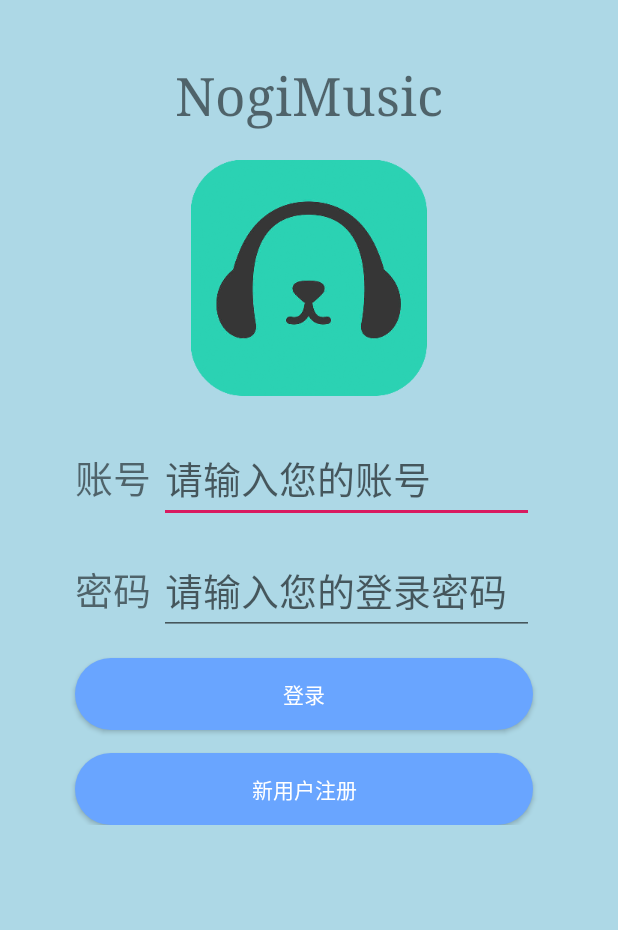
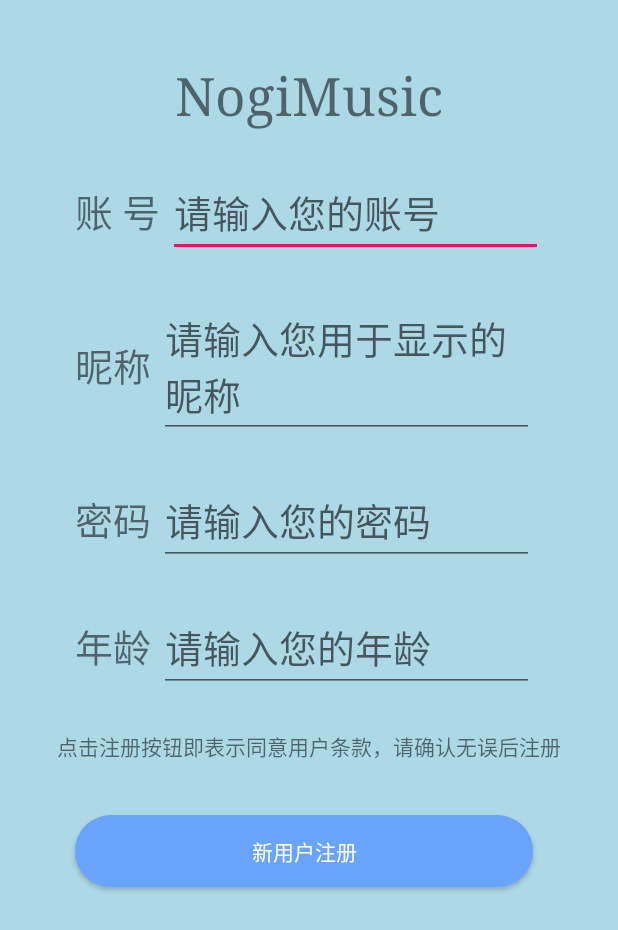
Before and after one commit to Xf-asuka-miona-yoda/NogiMusic, an Android app: the screen it shows after launch (MainActivity before the commit, RegisterActivity after it), after a tap on "新用户注册", on a phone screen of 412 x 824 dp. Shown: the top 930 px of the screen. Run offline under Robolectric (Android 15) with nearby library versions, the light colour scheme and no system bars.

Commit message:
4th commit

```diff
--- a/app/src/main/AndroidManifest.xml
+++ b/app/src/main/AndroidManifest.xml
@@ -11,9 +11,10 @@
         android:roundIcon="@mipmap/ic_launcher_round"
         android:supportsRtl="true"
         android:theme="@style/AppTheme">
+        <activity android:name=".RegisterActivity"></activity>
         <activity
             android:name=".HomeActivity"
-            android:label="@string/title_activity_home"></activity>
+            android:label="@string/title_activity_home" />
         <activity android:name=".MainActivity">
             <intent-filter>
                 <action android:name="android.intent.action.MAIN" />
--- a/app/src/main/java/com/example/nogimusic/MainActivity.java
+++ b/app/src/main/java/com/example/nogimusic/MainActivity.java
@@ -100,6 +100,8 @@ public class MainActivity extends AppCompatActivity implements View.OnClickListe
             case R.id.button_register:
                 Toast.makeText(MainActivity.this, "注册", Toast.LENGTH_SHORT).show();
                 //Log.d("NMSL", Global_Variable.thisuser.id);
+                Intent intent = new Intent(MainActivity.this, RegisterActivity.class);
+                startActivity(intent);
                 break;
             default:
                 break;
--- /dev/null
+++ b/app/src/main/java/com/example/nogimusic/RegisterActivity.java
@@ -0,0 +1,106 @@
+package com.example.nogimusic;
+
+import android.support.v7.app.AppCompatActivity;
+import android.os.Bundle;
+import android.text.TextUtils;
+import android.util.Log;
+import android.view.View;
+import android.widget.Button;
+import android.widget.EditText;
+import android.widget.Toast;
+
+import okhttp3.FormBody;
+import okhttp3.OkHttpClient;
+import okhttp3.Request;
+import okhttp3.RequestBody;
+import okhttp3.Response;
+
+public class RegisterActivity extends AppCompatActivity implements View.OnClickListener {
+
+    private Button new_register;
+    private EditText re_account;
+    private EditText re_username;
+    private EditText re_password;
+    private EditText re_age;
+
+    private String account;
+    private String username;
+    private String password;
+    private String age;
+
+    private int loginback = -1; //登录标志位
+
+
+    @Override
+    protected void onCreate(Bundle savedInstanceState) {
+        super.onCreate(savedInstanceState);
+        setContentView(R.layout.activity_register);
+        initview();
+        setlistener();
+    }
+
+    //初始化控件
+    public void initview(){
+        new_register = (Button) findViewById(R.id.register);
+        re_account = (EditText) findViewById(R.id.register_account);
+        re_username = (EditText) findViewById(R.id.register_username);
+        re_password = (EditText) findViewById(R.id.register_password);
+        re_age = (EditText) findViewById(R.id.register_age);
+    }
+
+    public void setlistener(){
+        new_register.setOnClickListener(this);
+    }
+
+    @Override
+    public void onClick(View v) {
+        switch (v.getId()){
+            case R.id.register:
+                account = re_account.getText().toString();
+                username = re_username.getText().toString();
+                password = re_password.getText().toString();
+                age = re_age.getText().toString();
+                if (TextUtils.isEmpty(account)){ //首先要判断账号和密码是否为空
+                    Toast.makeText(RegisterActivity.this, "请输入账号", Toast.LENGTH_SHORT).show();
+                }else if (TextUtils.isEmpty(username)){
+                    Toast.makeText(RegisterActivity.this, "请输入昵称", Toast.LENGTH_SHORT).show();
+                }else if (TextUtils.isEmpty(password)){
+                    Toast.makeText(RegisterActivity.this, "请输入密码", Toast.LENGTH_SHORT).show();
+                }else if (TextUtils.isEmpty(age)){
+                    Toast.makeText(RegisterActivity.this, "请输入年龄", Toast.LENGTH_SHORT).show();
+                }else {
+                    Toast.makeText(RegisterActivity.this, "OK", Toast.LENGTH_SHORT).show();
+                    sendrequest();
+                }
+        }
+    }
+
+
+
+    public void sendrequest(){ //发送登录请求哦
+        new Thread(new Runnable() { //耗时操作要开子线程
+            @Override
+            public void run() {
+                try {
+                    OkHttpClient client = new OkHttpClient();
+                    RequestBody requestBody = new FormBody.Builder() //请求参数
+                            .add("ResgisterAccount", account)
+                            .add("ResgisterUsername", username)
+                            .add("ResgisterPassword", password)
+                            .add("ResgisterAge", age)
+                            .build();
+                    Request request = new Request.Builder()
+                            .url(Global_Variable.ip + "NogiMusic/register") //请求url
+                            .post(requestBody)
+                            .build();
+                    Response response = client.newCall(request).execute();
+                    String data = response.body().string();
+                    Log.d("NMSL", data);
+                    //parsejson(data); //解析服务端返回的值
+                } catch (Exception e){
+                    e.printStackTrace();
+                }
+            }
+        }).start();
+    }
+}
--- /dev/null
+++ b/app/src/main/res/layout/activity_register.xml
@@ -0,0 +1,143 @@
+<?xml version="1.0" encoding="utf-8"?>
+<LinearLayout xmlns:android="http://schemas.android.com/apk/res/android"
+    xmlns:app="http://schemas.android.com/apk/res-auto"
+    xmlns:tools="http://schemas.android.com/tools"
+    android:orientation="vertical"
+    android:layout_width="match_parent"
+    android:layout_height="match_parent"
+    android:background="#ADD8E6"
+    tools:context=".RegisterActivity"
+    >
+
+    <TextView
+        android:layout_width="wrap_content"
+        android:layout_height="wrap_content"
+        android:layout_gravity="center"
+        android:layout_marginTop="40dp"
+
+        android:paddingLeft="16dp"
+        android:paddingRight="16dp"
+        android:text="@string/app_name"
+        android:textSize="35dp"
+        android:typeface="serif" />
+
+
+    <LinearLayout
+        android:layout_width="match_parent"
+        android:layout_height="wrap_content"
+        android:orientation="horizontal">
+
+        <TextView
+            android:layout_width="wrap_content"
+            android:layout_height="wrap_content"
+            android:layout_marginLeft="50dp"
+            android:layout_marginTop="25dp"
+            android:text="账 号"
+            android:textSize="25dp" />
+
+        <EditText
+            android:id="@+id/register_account"
+            android:layout_width="250dp"
+            android:layout_height="wrap_content"
+            android:layout_marginLeft="5dp"
+            android:layout_marginTop="25dp"
+            android:hint="@string/inputhint"
+            android:maxLines="1"
+            android:textSize="25dp" />
+
+    </LinearLayout>
+
+    <LinearLayout
+        android:layout_width="match_parent"
+        android:layout_height="wrap_content"
+        android:orientation="horizontal">
+
+        <TextView
+            android:layout_width="wrap_content"
+            android:layout_height="wrap_content"
+            android:layout_marginLeft="50dp"
+            android:layout_marginTop="25dp"
+            android:text="昵称"
+            android:textSize="25dp" />
+
+        <EditText
+            android:id="@+id/register_username"
+            android:layout_width="250dp"
+            android:layout_height="wrap_content"
+            android:layout_marginLeft="5dp"
+            android:layout_marginTop="25dp"
+            android:hint="请输入您用于显示的昵称"
+            android:maxLines="1"
+            android:textSize="25dp" />
+
+    </LinearLayout>
+
+    <LinearLayout
+        android:layout_width="match_parent"
+        android:layout_height="wrap_content"
+        android:orientation="horizontal">
+
+        <TextView
+            android:layout_width="wrap_content"
+            android:layout_height="wrap_content"
+            android:layout_marginLeft="50dp"
+            android:layout_marginTop="25dp"
+            android:text="密码"
+            android:textSize="25dp" />
+
+        <EditText
+            android:id="@+id/register_password"
+            android:layout_width="250dp"
+            android:layout_height="wrap_content"
+            android:layout_marginLeft="5dp"
+            android:layout_marginTop="25dp"
+            android:hint="请输入您的密码"
+            android:maxLines="1"
+            android:textSize="25dp" />
+
+    </LinearLayout>
+
+    <LinearLayout
+        android:layout_width="match_parent"
+        android:layout_height="wrap_content"
+        android:orientation="horizontal">
+
+        <TextView
+            android:layout_width="wrap_content"
+            android:layout_height="wrap_content"
+            android:layout_marginLeft="50dp"
+            android:layout_marginTop="25dp"
+            android:text="年龄"
+            android:textSize="25dp" />
+
+        <EditText
+            android:id="@+id/register_age"
+            android:layout_width="250dp"
+            android:layout_height="wrap_content"
+            android:layout_marginLeft="5dp"
+            android:layout_marginTop="25dp"
+            android:hint="请输入您的年龄"
+            android:maxLines="1"
+            android:textSize="25dp" />
+
+    </LinearLayout>
+
+    <TextView
+        android:layout_width="wrap_content"
+        android:layout_height="wrap_content"
+        android:layout_gravity="center"
+        android:layout_marginTop="25dp"
+        android:text="点击注册按钮即表示同意用户条款，请确认无误后注册"/>
+
+    <Button
+    android:id="@+id/register"
+    android:layout_width="305dp"
+    android:layout_height="wrap_content"
+    android:layout_centerHorizontal="true"
+    android:layout_marginTop="35dp"
+    android:layout_marginLeft="50dp"
+    android:background="@drawable/bt_shape"
+    android:text="新用户注册"
+    android:textColor="#ffffffff" />
+
+</LinearLayout>
```
